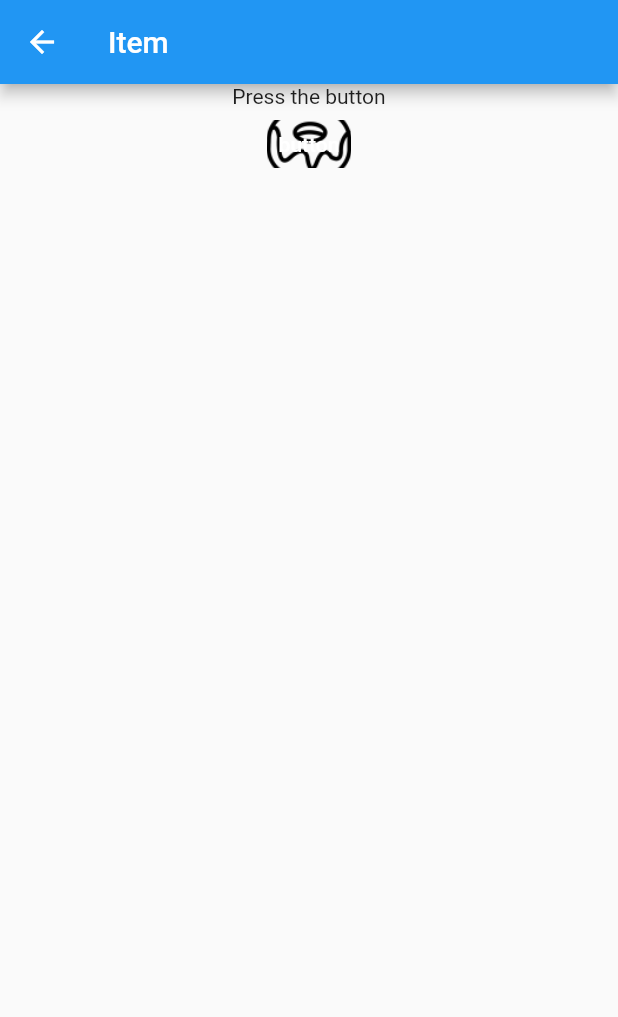
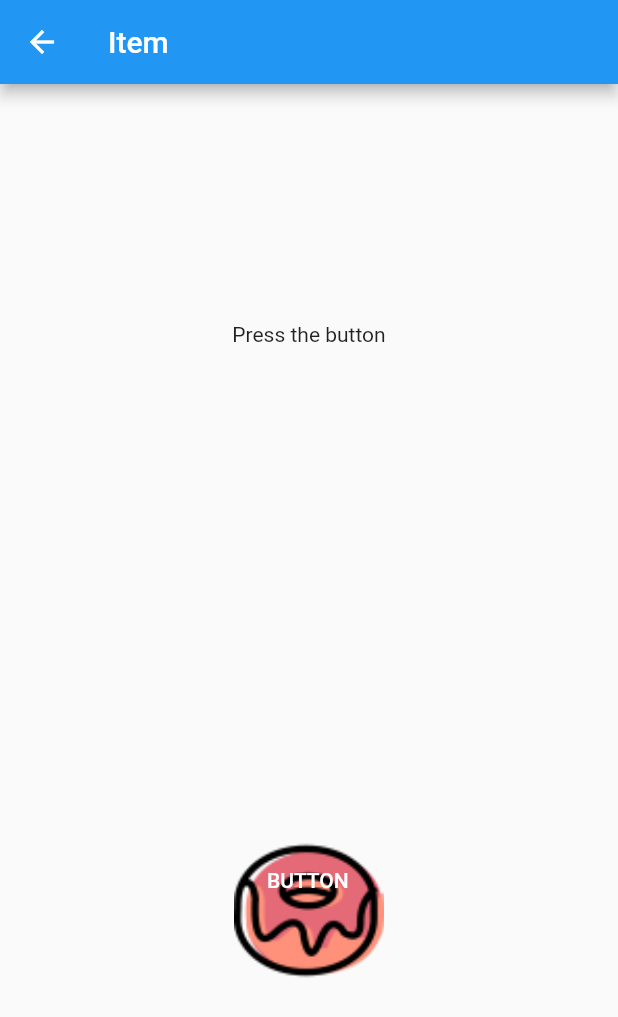
Before and after one commit to JessyLP/ExDIN, a Flutter app: the ItemGrid screen opened directly, on a phone screen of 412 x 824 dp. Shown: the top 1017 px of the screen. Run offline on Flutter 3.47's test engine with Material 2 defaults, Android fonts, the phone set to English and light mode, and no system bars; our stand-ins replace cloud_firestore, firebase_auth, firebase_core; accounts and stored records are empty.

Commit message:
Modificacion de algunas clases

```diff
--- a/lib/Customs/RFButton.dart
+++ b/lib/Customs/RFButton.dart
@@ -17,19 +17,21 @@ class RFButton extends StatelessWidget {
   @override
   Widget build(BuildContext context) {
     return MaterialButton(
-      //padding: EdgeInsets.all(8.0),
+      padding: EdgeInsets.all(8.0),
       textColor: Colors.white,
       splashColor: Colors.greenAccent,
       elevation: 8.0,
       child: Container(
+        width: 100,
+        height: 100,
         decoration: BoxDecoration(
           image: DecorationImage(
-              image: AssetImage('assets/images/dona1.png'),
+              image: AssetImage('assets/images/dona.png'),
               fit: BoxFit.cover),
         ),
         child: Padding(
-          padding: const EdgeInsets.all(8.0),
-          child: Text("button"),
+          padding: const EdgeInsets.all(22.0),
+          child: Text("BUTTON"),
         ),
       ),
       // ),
--- a/lib/Views/ItemGrid.dart
+++ b/lib/Views/ItemGrid.dart
@@ -28,7 +28,9 @@ class _ItemGridState extends State<ItemGrid>{
       body:Center(
           child:
               Column(
-                  children: [
+                mainAxisAlignment: MainAxisAlignment.spaceAround,
+
+                children: [
                      Text("Press the button"),
                     RFButton(),
                   ],
```
